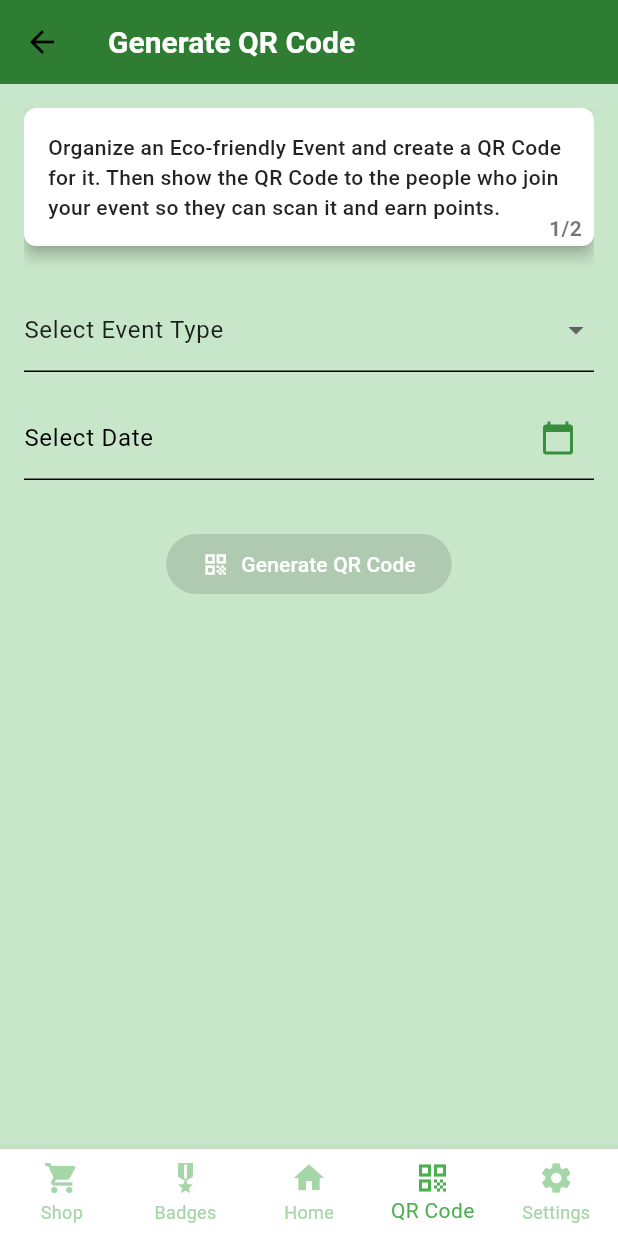
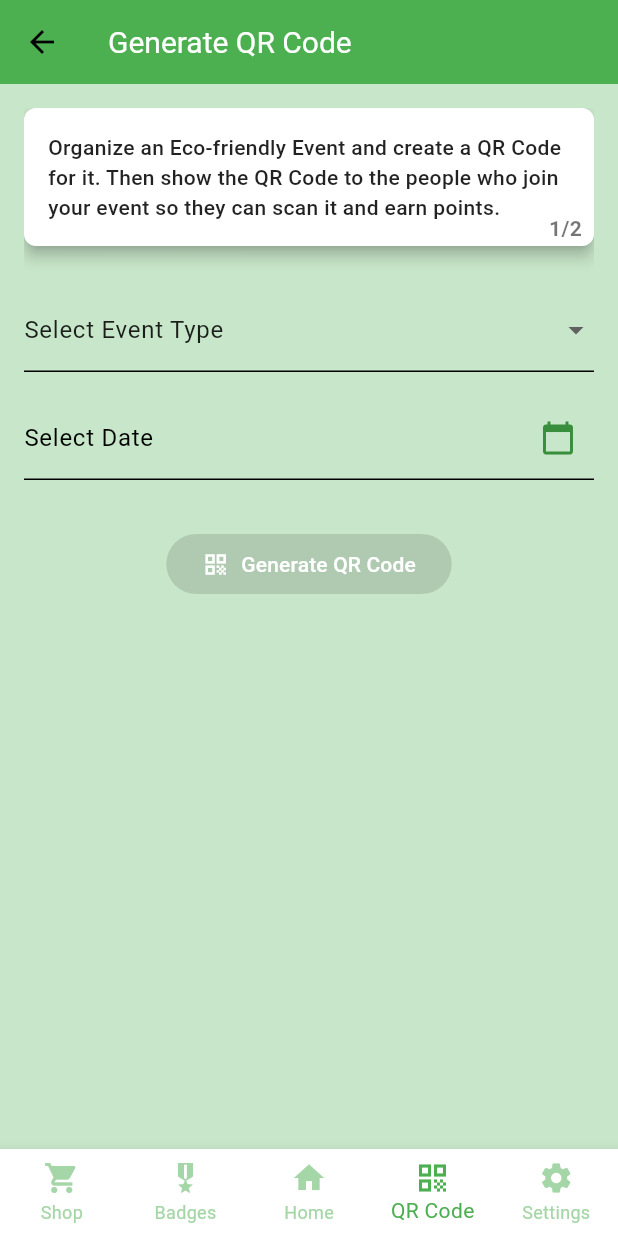
Before and after one commit to LEIC-ES-2024-25/2LEIC02T3, a Flutter app: the QRcodeGeneratorScreen screen opened by its route, on a phone screen of 412 x 824 dp. Run offline on Flutter 3.47's test engine with Material 3 defaults, Android fonts, the phone set to English and light mode, and no system bars; our stand-ins replace cloud_firestore, firebase_auth, firebase_core, flutter_local_notifications, pedometer, qr_flutter; missing offline and left inert: flutter_activity_recognition, mobile_scanner; accounts and stored records are empty; generated files the repository leaves out were written again.

Commit message:
Update header background color in QR code generator screen

```diff
--- a/lib/screens/qrcode_generator_screen.dart
+++ b/lib/screens/qrcode_generator_screen.dart
@@ -66,11 +66,10 @@ class _QRcodeGeneratorScreenState extends State<QRcodeGeneratorScreen> {
     return Scaffold(
       appBar: AppBar(
         title: const Text('Generate QR Code'),
-        backgroundColor: Colors.green.shade800, // Dark green for the header
+        backgroundColor: Colors.green, // Dark green for the header
         titleTextStyle: TextStyle(
           color: Colors.white, // Set the header text color to white
           fontSize: 20, // Optional: Adjust font size if needed
-          fontWeight: FontWeight.bold, // Optional: Make the text bold
         ),
       ),
       backgroundColor: Colors.green.shade100, // Light green for the body background
```
